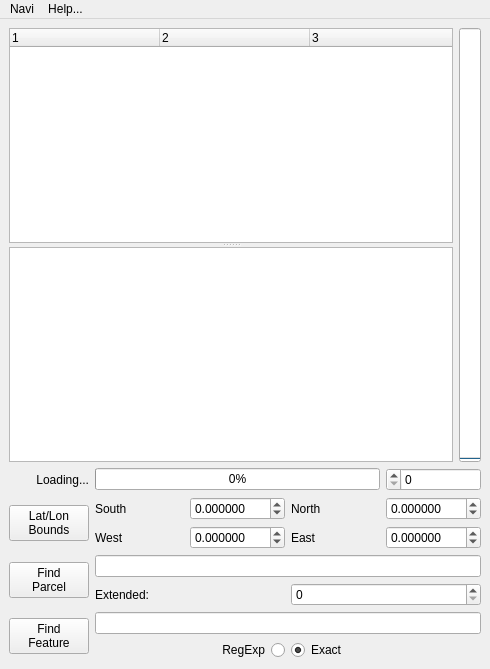
First picture: the form in ui/asroute.ui, repository berndhs/navi, before the edit.
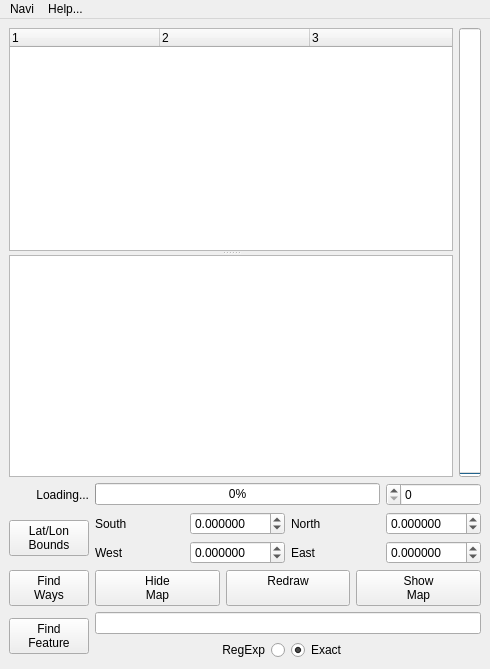
Second picture: the form after the edit. Icons and pictures are not drawn.

Commit message: draw dots for all the nodes

Patch:
```diff
--- a/ui/asroute.ui
+++ b/ui/asroute.ui
@@ -213,9 +213,9 @@
      </layout>
     </item>
     <item row="2" column="0" colspan="2">
-     <layout class="QGridLayout" name="gridLayout_2">
-      <item row="0" column="0" rowspan="2">
-       <widget class="QPushButton" name="parcelButton">
+     <layout class="QHBoxLayout" name="horizontalLayout_2">
+      <item>
+       <widget class="QPushButton" name="waysButton">
         <property name="sizePolicy">
          <sizepolicy hsizetype="Fixed" vsizetype="Fixed">
           <horstretch>0</horstretch>
@@ -224,24 +224,31 @@
         </property>
         <property name="text">
          <string>Find
-Parcel</string>
+Ways</string>
         </property>
        </widget>
       </item>
-      <item row="0" column="1" colspan="2">
-       <widget class="QLineEdit" name="parcelEdit"/>
+      <item>
+       <widget class="QPushButton" name="hidemapButton">
+        <property name="text">
+         <string>Hide
+Map</string>
+        </property>
+       </widget>
       </item>
-      <item row="1" column="1">
-       <widget class="QLabel" name="label_2">
+      <item>
+       <widget class="QPushButton" name="drawButton">
         <property name="text">
-         <string>Extended:</string>
+         <string>Redraw
+</string>
         </property>
        </widget>
       </item>
-      <item row="1" column="2">
-       <widget class="QSpinBox" name="extendedSize">
-        <property name="maximum">
-         <number>10</number>
+      <item>
+       <widget class="QPushButton" name="showmapButton">
+        <property name="text">
+         <string>Show
+Map</string>
         </property>
        </widget>
       </item>
```
The commit also changes 7 other files.
